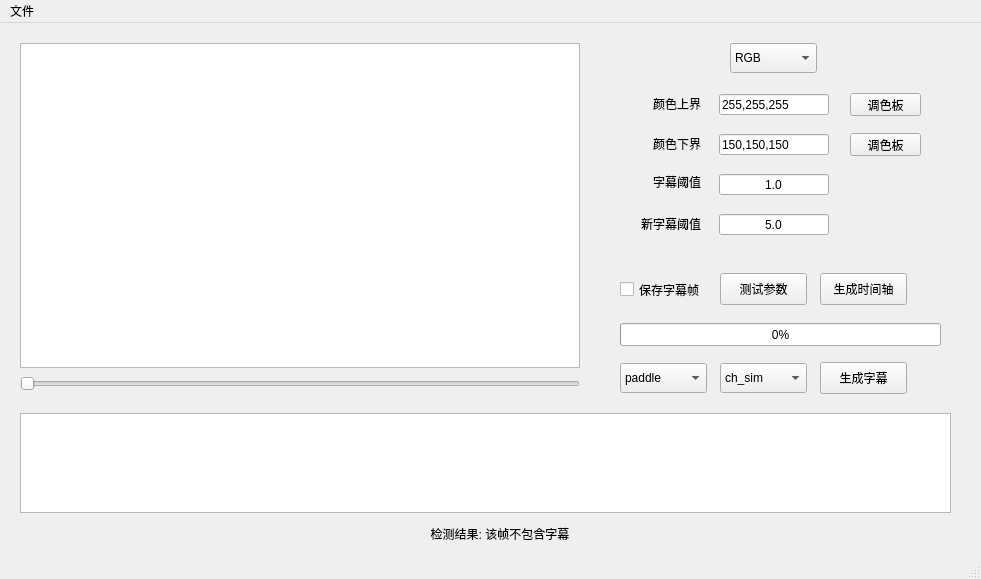
Above: gui.ui from Indigo6/video-ocr before the change. Below: the same form after it.
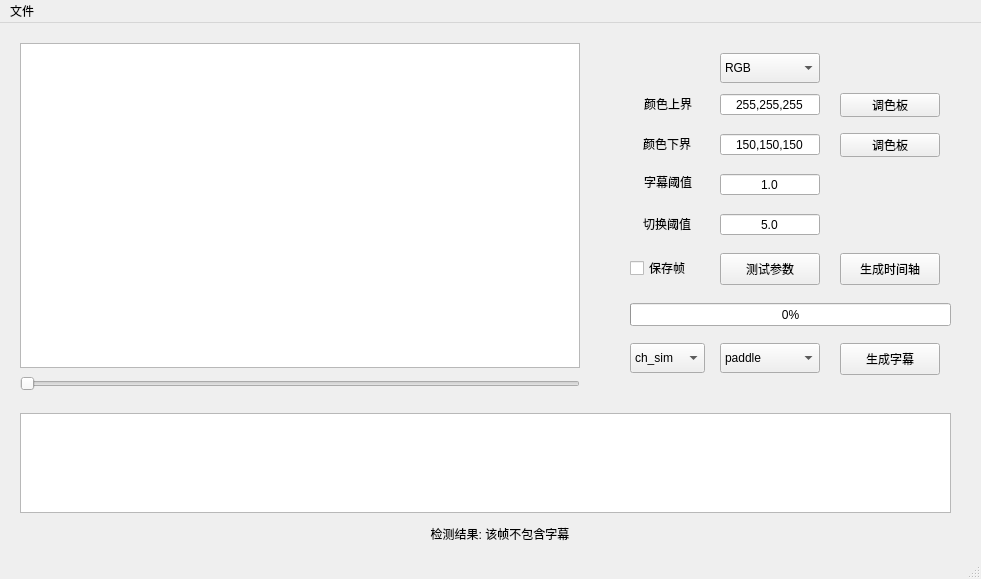
That is the form after the change.

What changed in the file:
```diff
--- a/gui.ui
+++ b/gui.ui
@@ -22,9 +22,9 @@
    <widget class="QPushButton" name="genTime">
     <property name="geometry">
      <rect>
-      <x>820</x>
-      <y>250</y>
-      <width>87</width>
+      <x>840</x>
+      <y>230</y>
+      <width>100</width>
       <height>32</height>
      </rect>
     </property>
@@ -40,9 +40,9 @@
    <widget class="QPushButton" name="genSub">
     <property name="geometry">
      <rect>
-      <x>820</x>
-      <y>339</y>
-      <width>87</width>
+      <x>840</x>
+      <y>320</y>
+      <width>100</width>
       <height>32</height>
      </rect>
     </property>
@@ -53,22 +53,25 @@
    <widget class="QCheckBox" name="saveFrames">
     <property name="geometry">
      <rect>
-      <x>620</x>
-      <y>246</y>
-      <width>101</width>
-      <height>41</height>
+      <x>630</x>
+      <y>225</y>
+      <width>71</width>
+      <height>40</height>
      </rect>
     </property>
+    <property name="layoutDirection">
+     <enum>Qt::LeftToRight</enum>
+    </property>
     <property name="text">
-     <string>保存字幕帧</string>
+     <string>保存帧</string>
     </property>
    </widget>
    <widget class="QComboBox" name="ocrMethod">
     <property name="geometry">
      <rect>
-      <x>620</x>
-      <y>340</y>
-      <width>87</width>
+      <x>720</x>
+      <y>320</y>
+      <width>100</width>
       <height>30</height>
      </rect>
     </property>
@@ -91,22 +94,25 @@
    <widget class="QLineEdit" name="minValue">
     <property name="geometry">
      <rect>
-      <x>719</x>
+      <x>720</x>
       <y>111</y>
-      <width>110</width>
+      <width>100</width>
       <height>21</height>
      </rect>
     </property>
     <property name="text">
      <string>150,150,150</string>
     </property>
+    <property name="alignment">
+     <set>Qt::AlignCenter</set>
+    </property>
    </widget>
    <widget class="QComboBox" name="segMethod">
     <property name="geometry">
      <rect>
-      <x>730</x>
-      <y>20</y>
-      <width>87</width>
+      <x>720</x>
+      <y>30</y>
+      <width>100</width>
       <height>30</height>
      </rect>
     </property>
@@ -143,7 +149,7 @@
    <widget class="QLabel" name="srtLabel">
     <property name="geometry">
      <rect>
-      <x>629</x>
+      <x>620</x>
       <y>151</y>
       <width>72</width>
       <height>15</height>
@@ -159,14 +165,14 @@
    <widget class="QLabel" name="chgLabel">
     <property name="geometry">
      <rect>
-      <x>620</x>
+      <x>610</x>
       <y>191</y>
       <width>81</width>
       <height>20</height>
      </rect>
     </property>
     <property name="text">
-     <string>新字幕阈值</string>
+     <string>切换阈值</string>
     </property>
     <property name="alignment">
      <set>Qt::AlignRight|Qt::AlignTrailing|Qt::AlignVCenter</set>
@@ -175,9 +181,9 @@
    <widget class="QLineEdit" name="srtThres">
     <property name="geometry">
      <rect>
-      <x>719</x>
+      <x>720</x>
       <y>151</y>
-      <width>110</width>
+      <width>100</width>
       <height>21</height>
      </rect>
     </property>
@@ -191,9 +197,9 @@
    <widget class="QLineEdit" name="chgThres">
     <property name="geometry">
      <rect>
-      <x>719</x>
+      <x>720</x>
       <y>191</y>
-      <width>110</width>
+      <width>100</width>
       <height>21</height>
      </rect>
     </property>
@@ -220,22 +226,25 @@
    <widget class="QLineEdit" name="maxValue">
     <property name="geometry">
      <rect>
-      <x>719</x>
+      <x>720</x>
       <y>71</y>
-      <width>110</width>
+      <width>100</width>
       <height>21</height>
      </rect>
     </property>
     <property name="text">
      <string>255,255,255</string>
     </property>
+    <property name="alignment">
+     <set>Qt::AlignCenter</set>
+    </property>
    </widget>
    <widget class="QPushButton" name="testButton">
     <property name="geometry">
      <rect>
       <x>720</x>
-      <y>250</y>
-      <width>87</width>
+      <y>230</y>
+      <width>100</width>
       <height>32</height>
      </rect>
     </property>
@@ -246,7 +255,7 @@
    <widget class="QLabel" name="maxLabel">
     <property name="geometry">
      <rect>
-      <x>629</x>
+      <x>620</x>
       <y>71</y>
       <width>72</width>
       <height>20</height>
@@ -262,7 +271,7 @@
    <widget class="QLabel" name="minLabel">
     <property name="geometry">
      <rect>
-      <x>620</x>
+      <x>610</x>
       <y>111</y>
       <width>81</width>
       <height>20</height>
@@ -298,8 +307,8 @@
    <widget class="QProgressBar" name="progressBar">
     <property name="geometry">
      <rect>
-      <x>620</x>
-      <y>300</y>
+      <x>630</x>
+      <y>280</y>
       <width>321</width>
       <height>23</height>
      </rect>
@@ -311,9 +320,9 @@
    <widget class="QComboBox" name="langBox">
     <property name="geometry">
      <rect>
-      <x>720</x>
-      <y>340</y>
-      <width>87</width>
+      <x>630</x>
+      <y>320</y>
+      <width>75</width>
       <height>30</height>
      </rect>
     </property>
@@ -336,10 +345,10 @@
    <widget class="QPushButton" name="colorButton1">
     <property name="geometry">
      <rect>
-      <x>850</x>
+      <x>840</x>
       <y>70</y>
-      <width>71</width>
-      <height>23</height>
+      <width>100</width>
+      <height>24</height>
      </rect>
     </property>
     <property name="text">
@@ -349,10 +358,10 @@
    <widget class="QPushButton" name="colorButton2">
     <property name="geometry">
      <rect>
-      <x>850</x>
+      <x>840</x>
       <y>110</y>
-      <width>71</width>
-      <height>23</height>
+      <width>100</width>
+      <height>24</height>
      </rect>
     </property>
     <property name="text">
```
